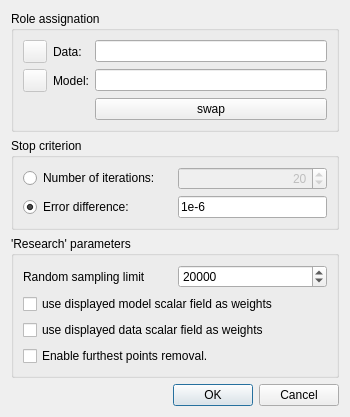
Qt form qCC/ui_templates/registrationDlg.ui (archeos/cloudcompare-archeos) before a commit.
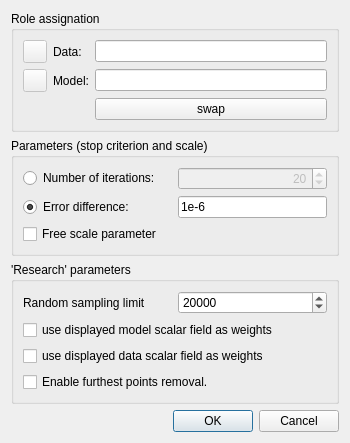
The same form after that commit.

```diff
--- a/qCC/ui_templates/registrationDlg.ui
+++ b/qCC/ui_templates/registrationDlg.ui
@@ -7,7 +7,7 @@
     <x>0</x>
     <y>0</y>
     <width>350</width>
-    <height>391</height>
+    <height>407</height>
    </rect>
   </property>
   <property name="windowTitle">
@@ -123,7 +123,7 @@
       <item>
        <widget class="QGroupBox" name="groupBox_2">
         <property name="title">
-         <string>Stop criterion</string>
+         <string>Parameters (stop criterion and scale)</string>
         </property>
         <layout class="QVBoxLayout" name="verticalLayout">
          <item>
@@ -210,6 +210,13 @@
            </item>
           </layout>
          </item>
+         <item>
+          <widget class="QCheckBox" name="checkBoxFreeScale">
+           <property name="text">
+            <string>Free scale parameter</string>
+           </property>
+          </widget>
+         </item>
         </layout>
        </widget>
       </item>
@@ -285,6 +292,19 @@
      </layout>
     </widget>
    </item>
+   <item>
+    <spacer name="verticalSpacer">
+     <property name="orientation">
+      <enum>Qt::Vertical</enum>
+     </property>
+     <property name="sizeHint" stdset="0">
+      <size>
+       <width>20</width>
+       <height>40</height>
+      </size>
+     </property>
+    </spacer>
+   </item>
    <item>
     <widget class="QDialogButtonBox" name="buttonBox">
      <property name="orientation">
```
Left out of the diff: 22 changed lines with no effect on the pictures.
